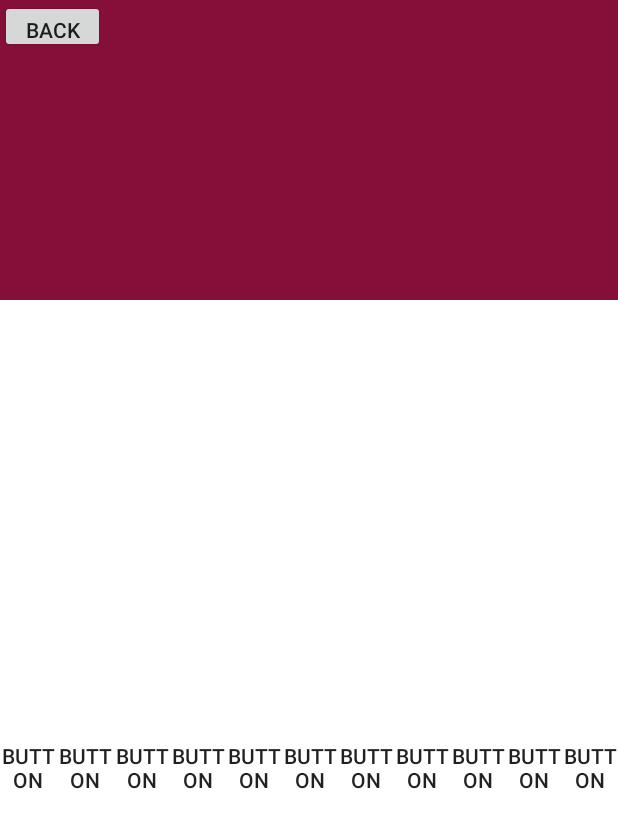
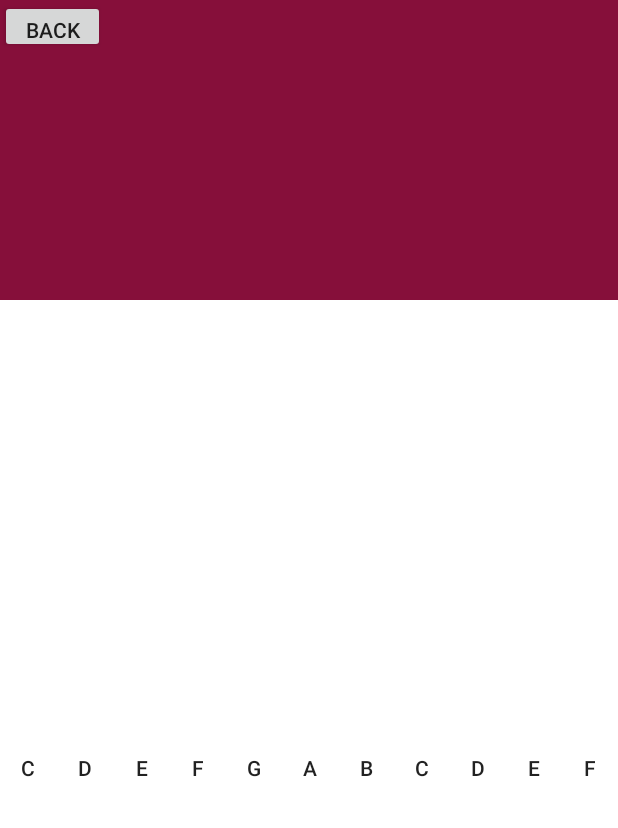
Before and after one commit to samchen14/pianoapp, an Android app: the layout keyboard.xml on its own in the app's theme, with its tools: preview values and no code run, on a phone screen of 412 x 824 dp. Shown: the top 828 px of the screen. Run offline under Robolectric (Android 15) with nearby library versions, the light colour scheme and no system bars.

Commit message:
labeled it

```diff
--- a/app/src/main/res/layout/keyboard.xml
+++ b/app/src/main/res/layout/keyboard.xml
@@ -23,7 +23,7 @@
             android:layout_height="fill_parent"
             android:layout_weight="1"
             android:background="@android:color/background_light"
-            android:text="Button" />
+            android:text="C" />
 
         <Button
             android:id="@+id/button6"
@@ -31,7 +31,7 @@
             android:layout_height="fill_parent"
             android:layout_weight="1"
             android:background="@android:color/background_light"
-            android:text="Button" />
+            android:text="D" />
 
         <Button
             android:id="@+id/button7"
@@ -39,7 +39,7 @@
             android:layout_height="fill_parent"
             android:layout_weight="1"
             android:background="@android:color/background_light"
-            android:text="Button" />
+            android:text="E" />
 
         <Button
             android:id="@+id/button9"
@@ -47,7 +47,7 @@
             android:layout_height="fill_parent"
             android:layout_weight="1"
             android:background="@android:color/background_light"
-            android:text="Button" />
+            android:text="F" />
 
         <Button
             android:id="@+id/button8"
@@ -55,7 +55,7 @@
             android:layout_height="fill_parent"
             android:layout_weight="1"
             android:background="@android:color/background_light"
-            android:text="Button" />
+            android:text="G" />
 
         <Button
             android:id="@+id/button11"
@@ -63,7 +63,7 @@
             android:layout_height="fill_parent"
             android:layout_weight="1"
             android:background="@android:color/background_light"
-            android:text="Button" />
+            android:text="A" />
 
         <Button
             android:id="@+id/button12"
@@ -71,7 +71,7 @@
             android:layout_height="fill_parent"
             android:layout_weight="1"
             android:background="@android:color/background_light"
-            android:text="Button" />
+            android:text="B" />
 
         <Button
             android:id="@+id/button13"
@@ -79,7 +79,7 @@
             android:layout_height="fill_parent"
             android:layout_weight="1"
             android:background="@android:color/background_light"
-            android:text="Button" />
+            android:text="C" />
 
         <Button
             android:id="@+id/button14"
@@ -87,7 +87,7 @@
             android:layout_height="fill_parent"
             android:layout_weight="1"
             android:background="@android:color/background_light"
-            android:text="Button" />
+            android:text="D" />
 
         <Button
             android:id="@+id/button15"
@@ -95,7 +95,7 @@
             android:layout_height="fill_parent"
             android:layout_weight="1"
             android:background="@android:color/background_light"
-            android:text="Button" />
+            android:text="E" />
 
         <Button
             android:id="@+id/button16"
@@ -103,7 +103,7 @@
             android:layout_height="fill_parent"
             android:layout_weight="1"
             android:background="@android:color/background_light"
-            android:text="Button" />
+            android:text="F" />
 
     </LinearLayout>
 
```
